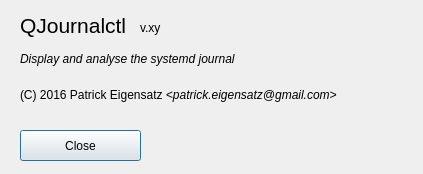
Old version of the form ui/aboutdialog.ui in the repository pentix/qjournalctl.
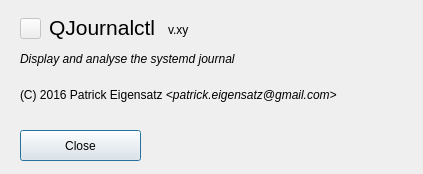
New version of the form. Icons and pictures are not drawn.

Commit message: Added icon to the form / about dialog

Patch:
```diff
--- a/ui/aboutdialog.ui
+++ b/ui/aboutdialog.ui
@@ -19,8 +19,8 @@
   <widget class="QLabel" name="label">
    <property name="geometry">
     <rect>
-     <x>20</x>
-     <y>10</y>
+     <x>49</x>
+     <y>12</y>
      <width>141</width>
      <height>31</height>
     </rect>
@@ -37,8 +37,8 @@
   <widget class="QLabel" name="versionLabel">
    <property name="geometry">
     <rect>
-     <x>140</x>
-     <y>20</y>
+     <x>168</x>
+     <y>22</y>
      <width>181</width>
      <height>16</height>
     </rect>
@@ -91,6 +91,26 @@
     <string>Display and analyse the systemd journal</string>
    </property>
   </widget>
+  <widget class="QPushButton" name="pushButton_2">
+   <property name="enabled">
+    <bool>false</bool>
+   </property>
+   <property name="geometry">
+    <rect>
+     <x>20</x>
+     <y>18</y>
+     <width>21</width>
+     <height>21</height>
+    </rect>
+   </property>
+   <property name="text">
+    <string/>
+   </property>
+   <property name="icon">
+    <iconset resource="icon.qrc">
+     <normaloff>:/ui/icon.xpm</normaloff>:/ui/icon.xpm</iconset>
+   </property>
+  </widget>
  </widget>
  <resources/>
  <connections/>
```
Left out of the diff: 8 changed lines with no effect on the pictures. The commit also changes 5 other files.
